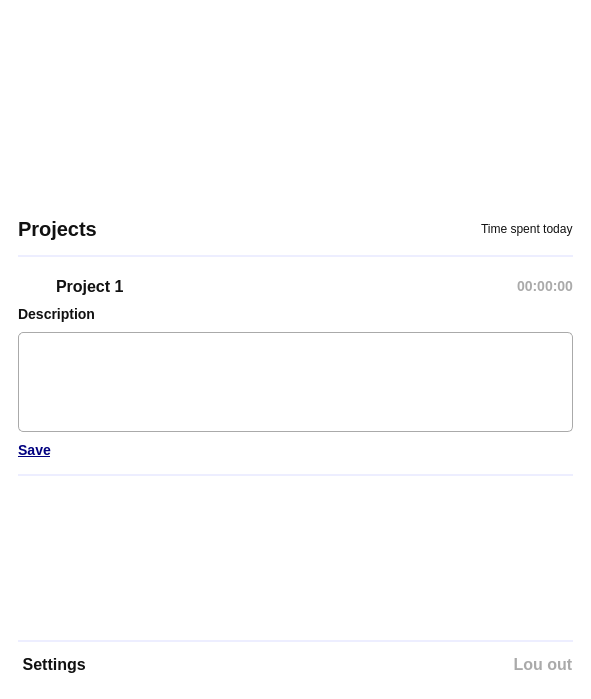
Old version of the form ui/design/main.ui in the repository kokhlikyan/New-time-tracker.
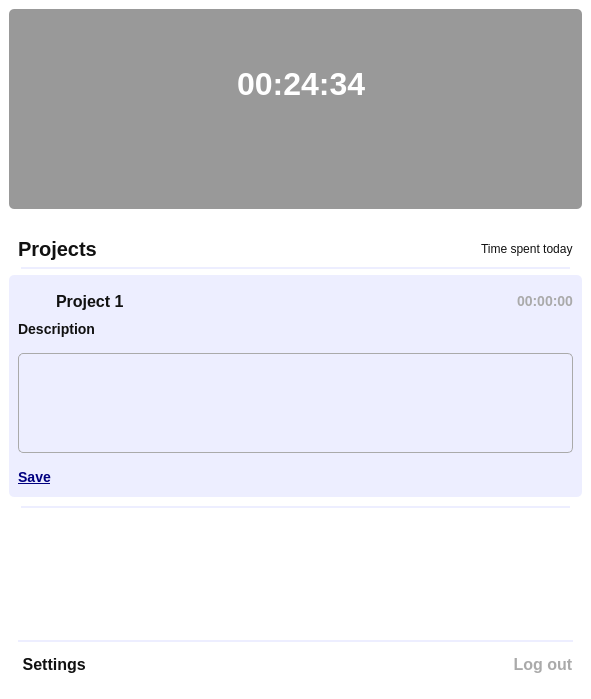
New version of the form. Icons and pictures are not drawn.

What changed in the file:
```diff
--- a/ui/design/main.ui
+++ b/ui/design/main.ui
@@ -47,7 +47,7 @@
          <property name="minimumSize">
           <size>
            <width>0</width>
-           <height>180</height>
+           <height>200</height>
           </size>
          </property>
          <property name="maximumSize">
@@ -57,8 +57,20 @@
           </size>
          </property>
          <property name="styleSheet">
-          <string notr="true">background-image: url(:/icons/icons/bg.png);
-border-radius: 5px;</string>
+          <string notr="true">#header{
+	border-radius: 5px;
+	border-image: url(:/icons/icons/bg.png);
+}
+
+#frame{
+	border-radius: 5px;
+	background-color: rgba(0, 0, 0, 102);
+}
+
+QPushButton{
+	border: none;
+	bakcground-color: none;
+}</string>
          </property>
          <layout class="QGridLayout" name="gridLayout_2">
           <property name="leftMargin">
@@ -78,8 +90,32 @@
           </property>
           <item row="0" column="0">
            <widget class="QFrame" name="frame">
+            <property name="sizePolicy">
+             <sizepolicy hsizetype="Preferred" vsizetype="Preferred">
+              <horstretch>0</horstretch>
+              <verstretch>0</verstretch>
+             </sizepolicy>
+            </property>
+            <property name="minimumSize">
+             <size>
+              <width>0</width>
+              <height>200</height>
+             </size>
+            </property>
+            <property name="sizeIncrement">
+             <size>
+              <width>0</width>
+              <height>0</height>
+             </size>
+            </property>
+            <property name="toolTipDuration">
+             <number>1</number>
+            </property>
+            <property name="autoFillBackground">
+             <bool>false</bool>
+            </property>
             <property name="styleSheet">
-             <string notr="true">background-image: url(:/icons/icons/bg.png);</string>
+             <string notr="true"/>
             </property>
             <property name="frameShape">
              <enum>QFrame::StyledPanel</enum>
@@ -91,6 +127,9 @@
              <property name="spacing">
               <number>12</number>
              </property>
+             <property name="sizeConstraint">
+              <enum>QLayout::SetDefaultConstraint</enum>
+             </property>
              <property name="leftMargin">
               <number>12</number>
              </property>
@@ -129,7 +168,8 @@
                 <cursorShape>PointingHandCursor</cursorShape>
                </property>
                <property name="styleSheet">
-                <string notr="true">background:none</string>
+                <string notr="true">background:none;
+</string>
                </property>
                <property name="text">
                 <string/>
@@ -165,6 +205,9 @@
           <string notr="true"/>
          </property>
          <layout class="QVBoxLayout" name="verticalLayout_2">
+          <property name="spacing">
+           <number>-1</number>
+          </property>
           <property name="leftMargin">
            <number>0</number>
           </property>
@@ -193,9 +236,7 @@
 #projects_header{
 	border: none;
 }
-#projects_title{
-	border-bottom: 2px solid #EDEEFF;
-}</string>
+</string>
             </property>
             <property name="frameShape">
              <enum>QFrame::StyledPanel</enum>
@@ -204,6 +245,9 @@
              <enum>QFrame::Raised</enum>
             </property>
             <layout class="QHBoxLayout" name="horizontalLayout_2">
+             <property name="spacing">
+              <number>0</number>
+             </property>
              <property name="topMargin">
               <number>0</number>
              </property>
@@ -232,7 +276,7 @@
                  <number>0</number>
                 </property>
                 <property name="bottomMargin">
-                 <number>16</number>
+                 <number>0</number>
                 </property>
                 <item>
                  <widget class="QLabel" name="projects_header_title">
@@ -258,11 +302,75 @@
             </layout>
            </widget>
           </item>
+          <item>
+           <widget class="QFrame" name="project_line_4">
+            <property name="minimumSize">
+             <size>
+              <width>0</width>
+              <height>2</height>
+             </size>
+            </property>
+            <property name="maximumSize">
+             <size>
+              <width>16777215</width>
+              <height>2</height>
+             </size>
+            </property>
+            <property name="styleSheet">
+             <string notr="true">border:none;</string>
+            </property>
+            <property name="frameShape">
+             <enum>QFrame::StyledPanel</enum>
+            </property>
+            <property name="frameShadow">
+             <enum>QFrame::Raised</enum>
+            </property>
+            <layout class="QVBoxLayout" name="verticalLayout_27">
+             <property name="leftMargin">
+              <number>12</number>
+             </property>
+             <property name="topMargin">
+              <number>0</number>
+             </property>
+             <property name="rightMargin">
+              <number>12</number>
+             </property>
+             <property name="bottomMargin">
+              <number>0</number>
+             </property>
+             <item>
+              <widget class="QLabel" name="line_8">
+               <property name="minimumSize">
+                <size>
+                 <width>0</width>
+                 <height>2</height>
+                </size>
+               </property>
+               <property name="maximumSize">
+                <size>
+                 <width>16777215</width>
+                 <height>2</height>
+                </size>
+               </property>
+               <property name="styleSheet">
+                <string notr="true">background-color: #EDEEFF;</string>
+               </property>
+               <property name="text">
+                <string/>
+               </property>
+              </widget>
+             </item>
+            </layout>
+           </widget>
+          </item>
           <item>
            <widget class="QScrollArea" name="projects_frame">
             <property name="cursor" stdset="0">
              <cursorShape>PointingHandCursor</cursorShape>
             </property>
+            <property name="toolTipDuration">
+             <number>-1</number>
+            </property>
             <property name="styleSheet">
              <string notr="true">QScrollArea{
 	border: none;
@@ -301,7 +409,7 @@
                <x>0</x>
                <y>0</y>
                <width>567</width>
-               <height>351</height>
+               <height>329</height>
               </rect>
              </property>
              <property name="minimumSize">
@@ -317,6 +425,9 @@
 }</string>
              </property>
              <layout class="QVBoxLayout" name="verticalLayout_4">
+              <property name="spacing">
+               <number>0</number>
+              </property>
               <property name="leftMargin">
                <number>0</number>
               </property>
@@ -341,9 +452,12 @@
                  <bool>false</bool>
                 </property>
                 <property name="styleSheet">
-                 <string notr="true">#project_frame{
-	border-bottom: 2px solid #EDEEFF;
-	padding-bottom:16px;	
+                 <string notr="true">QFrame{
+	
+	background-color: #EDEEFF;
+}
+
+#project_frame{
 	border-radius: 0;
 }</string>
                 </property>
@@ -354,8 +468,11 @@
                  <enum>QFrame::Raised</enum>
                 </property>
                 <layout class="QVBoxLayout" name="verticalLayout_9">
+                 <property name="topMargin">
+                  <number>12</number>
+                 </property>
                  <property name="bottomMargin">
-                  <number>0</number>
+                  <number>12</number>
                  </property>
                  <item>
                   <widget class="QFrame" name="project_frame">
@@ -396,7 +513,7 @@
                        </size>
                       </property>
                       <property name="styleSheet">
-                       <string notr="true"/>
+                       <string notr="true">background: none;</string>
                       </property>
                       <property name="frameShape">
                        <enum>QFrame::StyledPanel</enum>
@@ -520,7 +637,7 @@
                       </property>
                       <layout class="QVBoxLayout" name="verticalLayout_6">
                        <property name="spacing">
-                        <number>10</number>
+                        <number>16</number>
                        </property>
                        <property name="leftMargin">
                         <number>0</number>
@@ -543,15 +660,16 @@
                           <string notr="true">border:none;
 color: #111111;
 font-size: 14px;
-font-weight: 500;</string>
+font-weight: 500;
+background: none;</string>
                          </property>
                          <property name="text">
                           <string>Description </string>
                          </property>
                          <property name="icon">
                           <iconset resource="resources.qrc">
-                           <normaloff>:/icons/icons/bottom.svg</normaloff>
-                           <activeon>:/icons/icons/top.svg</activeon>:/icons/icons/bottom.svg</iconset>
+                           <normaloff>:/icons/icons/top.svg</normaloff>
+                           <activeon>:/icons/icons/bottom.svg</activeon>:/icons/icons/top.svg</iconset>
                          </property>
                          <property name="checkable">
                           <bool>true</bool>
@@ -601,7 +719,8 @@
 color: #000080;
 font-size: 14px;
 font-weight: 700;
-text-decoration: underline;</string>
+text-decoration: underline;
+background: none;</string>
                          </property>
                          <property name="text">
                           <string>Save</string>
@@ -620,6 +739,61 @@
                 </layout>
                </widget>
               </item>
+              <item>
+               <widget class="QFrame" name="project_line_5">
+                <property name="minimumSize">
+                 <size>
+                  <width>0</width>
+                  <height>20</height>
+                 </size>
+                </property>
+                <property name="styleSheet">
+                 <string notr="true">border:none;</string>
+                </property>
+                <property name="frameShape">
+                 <enum>QFrame::StyledPanel</enum>
+                </property>
+                <property name="frameShadow">
+                 <enum>QFrame::Raised</enum>
+                </property>
+                <layout class="QVBoxLayout" name="verticalLayout_28">
+                 <property name="leftMargin">
+                  <number>12</number>
+                 </property>
+                 <property name="topMargin">
+                  <number>0</number>
+                 </property>
+                 <property name="rightMargin">
+                  <number>12</number>
+                 </property>
+                 <property name="bottomMargin">
+                  <number>0</number>
+                 </property>
+                 <item>
+                  <widget class="QLabel" name="line_9">
+                   <property name="minimumSize">
+                    <size>
+                     <width>0</width>
+                     <height>2</height>
+                    </size>
+                   </property>
+                   <property name="maximumSize">
+                    <size>
+                     <width>16777215</width>
+                     <height>2</height>
+                    </size>
+                   </property>
+                   <property name="styleSheet">
+                    <string notr="true">background-color: #EDEEFF;</string>
+                   </property>
+                   <property name="text">
+                    <string/>
+                   </property>
+                  </widget>
+                 </item>
+                </layout>
+               </widget>
+              </item>
               <item>
                <spacer name="verticalSpacer">
                 <property name="orientation">
@@ -641,6 +815,8 @@
         </widget>
        </item>
       </layout>
+      <zorder>projects</zorder>
+      <zorder>header</zorder>
      </widget>
     </item>
     <item>
@@ -720,7 +896,7 @@
 border: none;</string>
             </property>
             <property name="text">
-             <string>  Lou out</string>
+             <string>Log out</string>
             </property>
             <property name="icon">
              <iconset resource="resources.qrc">
```
